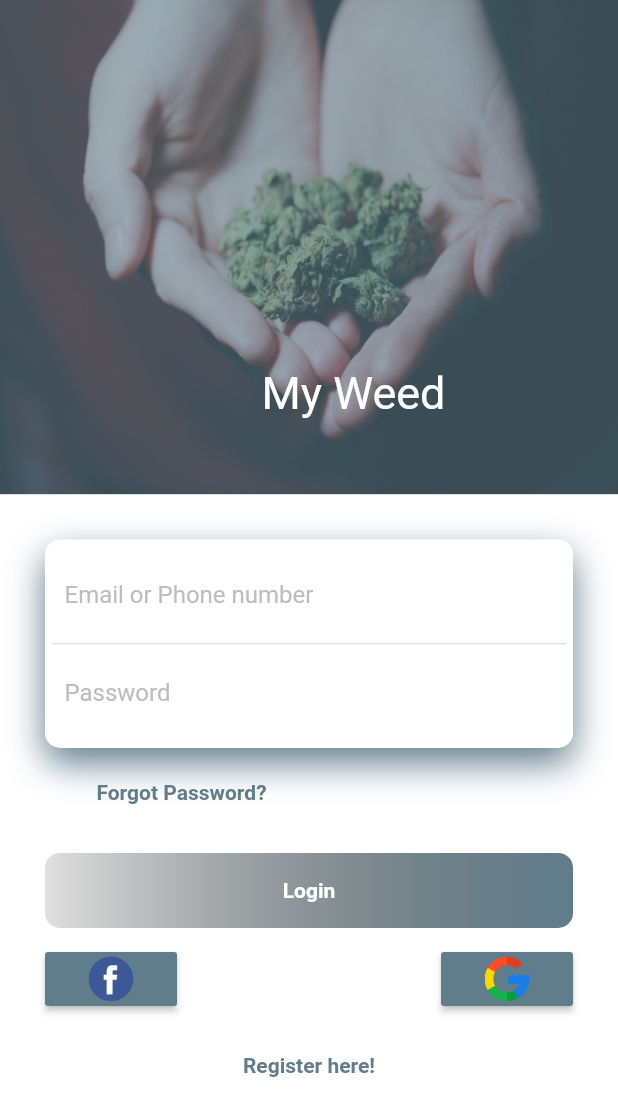
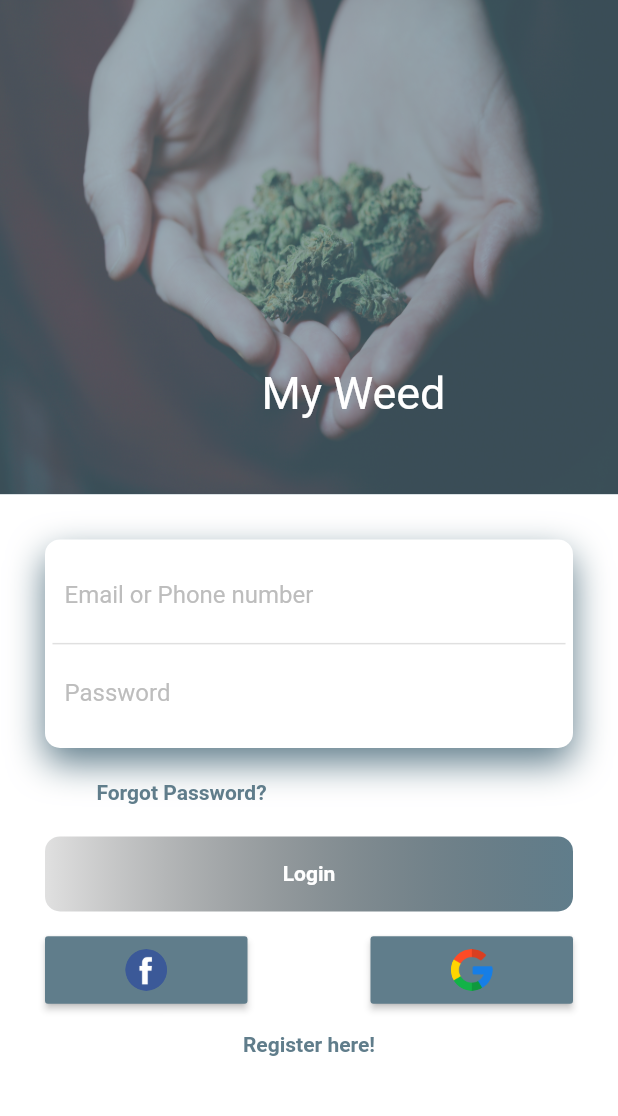
Before and after one commit to JFmaia/example_login_page, a Flutter app: the screen it shows after launch, on a phone screen of 412 x 824 dp. Shown: the top 1116 px of the screen. Run offline on Flutter 3.47's test engine with Material 2 defaults, Android fonts, the phone set to English and light mode, and no system bars.

Commit message:
Ajustes de tamanho e distanciamento.

```diff
--- a/login_page/lib/pages/login_page.dart
+++ b/login_page/lib/pages/login_page.dart
@@ -83,9 +83,7 @@ class _LoginPageState extends State<LoginPage> {
                         onPressed: () {},
                       ),
                     ),
-                    const SizedBox(
-                      height: 16,
-                    ),
+                    const SizedBox(height: 5),
                     GestureDetector(
                       onTap: () {},
                       child: Container(
@@ -110,16 +108,18 @@ class _LoginPageState extends State<LoginPage> {
                         ),
                       ),
                     ),
-                    const SizedBox(height: 10),
+                    const SizedBox(height: 15),
                     Row(
                       mainAxisAlignment: MainAxisAlignment.spaceBetween,
                       children: [
                         MaterialButton(
+                          height: 45,
+                          minWidth: 135,
                           color: Colors.blueGrey,
                           onPressed: () {},
                           child: Container(
-                            height: 30,
-                            width: 30,
+                            height: 28,
+                            width: 28,
                             decoration: BoxDecoration(
                               borderRadius: BorderRadius.circular(20),
                               color: Colors.blueGrey,
@@ -130,12 +130,15 @@ class _LoginPageState extends State<LoginPage> {
                             ),
                           ),
                         ),
+                        const SizedBox(height: 20),
                         MaterialButton(
+                          height: 45,
+                          minWidth: 135,
                           color: Colors.blueGrey,
                           onPressed: () {},
                           child: Container(
-                            height: 30,
-                            width: 30,
+                            height: 28,
+                            width: 28,
                             decoration: BoxDecoration(
                               borderRadius: BorderRadius.circular(20),
                               image: const DecorationImage(
@@ -147,7 +150,7 @@ class _LoginPageState extends State<LoginPage> {
                         ),
                       ],
                     ),
-                    const SizedBox(height: 10),
+                    const SizedBox(height: 2),
                     Center(
                       child: TextButton(
                         child: const Text(
```
